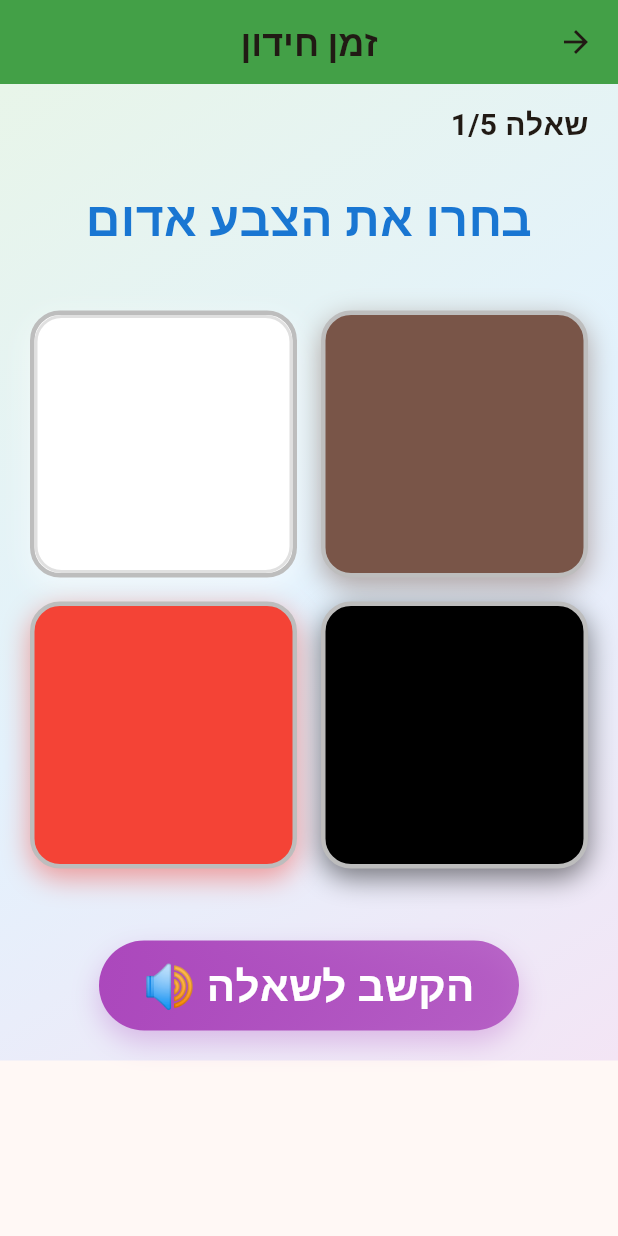
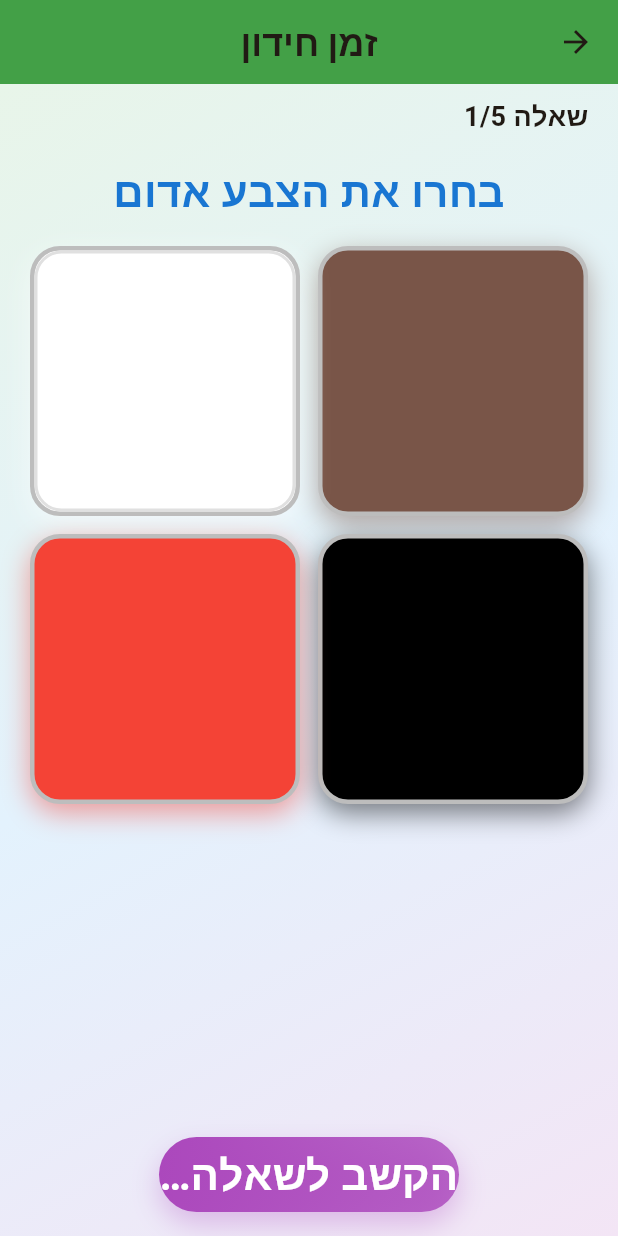
Before and after one commit to cohenra/learning-games, a Flutter app: the ColorsQuizScreen screen opened directly, on a phone screen of 412 x 824 dp. Run offline on Flutter 3.47's test engine with Material 3 defaults, Android fonts, the phone set to English and light mode, and no system bars; our stand-ins replace flutter_tts, shared_preferences; accounts and stored records are empty; Roboto replaces fonts that are missing (Rubik).

Commit message:
Fix TTS sound and remove scrolling from quiz screens
TTS Fixes:
- Add awaitSpeakCompletion(true) to ensure proper TTS playback
- Stop previous TTS before starting new speech
- Add 100ms delay between stopping and starting to prevent interruptions

Layout Fixes:
- Remove SingleChildScrollView from Colors quiz screen - use Column with Expanded instead
- Remove SingleChildScrollView from Numbers quiz screen - use Column with Expanded instead
- All quiz content now fits on screen without scrolling
- Reduce font sizes and margins to fit content better (28px instead of 32px)
- Use Expanded widgets with flex to properly distribute space
- Reduce dots size from 50px to 45px in Numbers quiz

All screens now optimized for kids ages 2-6 with no scrolling required

```diff
--- a/lib/modules/colors/colors_quiz_screen.dart
+++ b/lib/modules/colors/colors_quiz_screen.dart
@@ -233,19 +233,18 @@ class _ColorsQuizScreenState extends State<ColorsQuizScreen> {
               ),
             ),
             child: SafeArea(
-              child: SingleChildScrollView(
               child: Column(
                 children: [
                   // התקדמות
                   Padding(
-                      padding: const EdgeInsets.symmetric(horizontal: 20, vertical: 12),
+                    padding: const EdgeInsets.symmetric(horizontal: 20, vertical: 8),
                     child: Row(
                       mainAxisAlignment: MainAxisAlignment.spaceBetween,
                       children: [
                         Text(
                           '${l10n.question} ${_currentQuestionIndex + 1}/$_totalQuestions',
                           style: const TextStyle(
-                              fontSize: 20,
+                            fontSize: 18,
                             fontWeight: FontWeight.bold,
                           ),
                         ),
@@ -254,7 +253,7 @@ class _ColorsQuizScreenState extends State<ColorsQuizScreen> {
                             _score,
                             (index) => const Padding(
                               padding: EdgeInsets.symmetric(horizontal: 2),
-                                child: Text('⭐', style: TextStyle(fontSize: 22)),
+                              child: Text('⭐', style: TextStyle(fontSize: 20)),
                             ),
                           ),
                         ),
@@ -262,7 +261,7 @@ class _ColorsQuizScreenState extends State<ColorsQuizScreen> {
                     ),
                   ),
 
-                    const SizedBox(height: 12),
+                  const SizedBox(height: 8),
 
                   // שאלה - "בחרו את הצבע אדום"
                   Padding(
@@ -273,7 +272,7 @@ class _ColorsQuizScreenState extends State<ColorsQuizScreen> {
                         l10n.selectTheColor(correctColorName),
                         textAlign: TextAlign.center,
                         style: TextStyle(
-                            fontSize: 32,
+                          fontSize: 28,
                           fontWeight: FontWeight.bold,
                           color: Colors.blue.shade700,
                         ),
@@ -281,18 +280,18 @@ class _ColorsQuizScreenState extends State<ColorsQuizScreen> {
                     ),
                   ),
 
-                    const SizedBox(height: 30),
+                  const SizedBox(height: 16),
 
                   // אפשרויות תשובה - 4 ריבועים צבעוניים
-                    Padding(
-                      padding: const EdgeInsets.symmetric(horizontal: 20, vertical: 8),
+                  Expanded(
+                    child: Padding(
+                      padding: const EdgeInsets.symmetric(horizontal: 20),
                       child: GridView.count(
                         crossAxisCount: 2,
-                        shrinkWrap: true,
+                        mainAxisSpacing: 12,
+                        crossAxisSpacing: 12,
+                        childAspectRatio: 1.0,
                         physics: const NeverScrollableScrollPhysics(),
-                        mainAxisSpacing: 16,
-                        crossAxisSpacing: 16,
-                        childAspectRatio: 1.0,
                         children: List.generate(_options.length, (index) {
                           final colorData = _options[index];
                           final color = colorData['color'] as Color;
@@ -332,38 +331,36 @@ class _ColorsQuizScreenState extends State<ColorsQuizScreen> {
                         }),
                       ),
                     ),
-
-                    const SizedBox(height: 20),
+                  ),
 
                   // הודעת נכון (ללא כפתורים - עובר אוטומטית)
-                    if (_isCorrect == true) ...[
+                  if (_isCorrect == true)
                     Padding(
-                        padding: const EdgeInsets.symmetric(horizontal: 20, vertical: 12),
+                      padding: const EdgeInsets.symmetric(vertical: 8),
                       child: Text(
                         l10n.correct,
                         style: TextStyle(
-                            fontSize: 32,
+                          fontSize: 28,
                           fontWeight: FontWeight.bold,
                           color: Colors.green.shade700,
                         ),
                       ),
+                    )
+                  else
+                    const SizedBox(height: 8),
+
+                  // כפתור להאזנה לשאלה שוב
+                  Padding(
+                    padding: const EdgeInsets.only(bottom: 16),
+                    child: KidButton(
+                      text: isHebrew ? 'הקשב לשאלה 🔊' : 'Listen 🔊',
+                      onPressed: _speakQuestion,
+                      color: Colors.purple.shade400,
+                      width: 200,
+                      height: 50,
+                    ),
                   ),
                 ],
-
-                    const SizedBox(height: 20),
-
-                    // כפתור להאזנה לשאלה שוב
-                    KidButton(
-                      text: isHebrew ? 'הקשב לשאלה 🔊' : 'Listen to Question 🔊',
-                      onPressed: _speakQuestion,
-                      color: Colors.purple.shade400,
-                      width: 280,
-                      height: 60,
-                    ),
-
-                    const SizedBox(height: 20),
-                  ],
-                ),
               ),
             ),
           ),
```
Also changed, not shown: lib/modules/numbers/numbers_quiz_screen.dart (+24 -21 lines), lib/providers/app_provider.dart (+7 -0 lines). Lines whose indentation alone changed are shown as unchanged.
